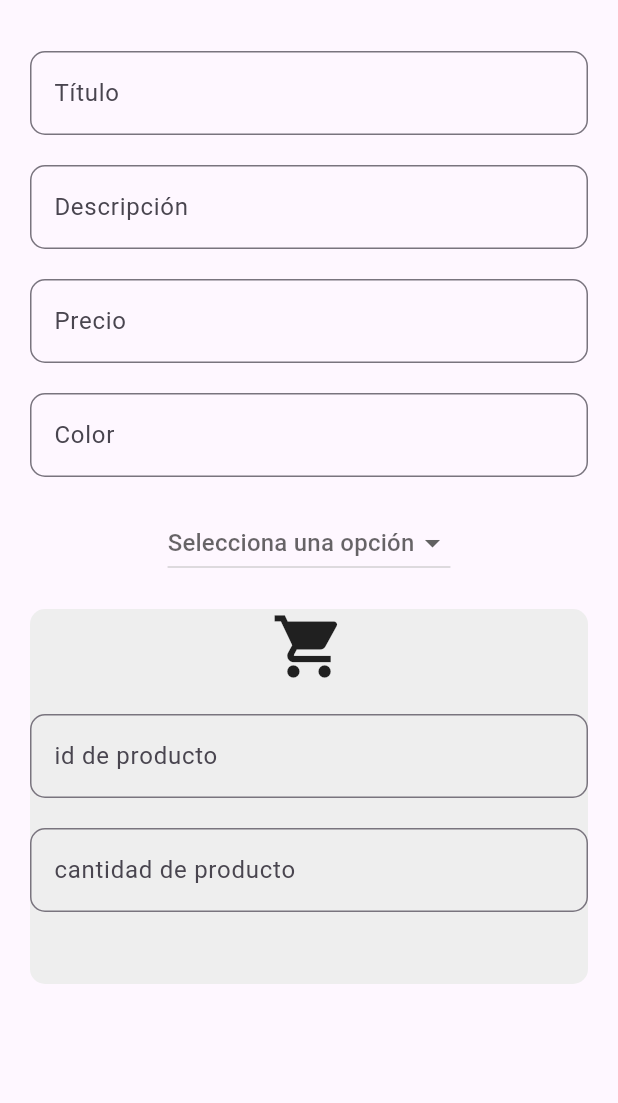
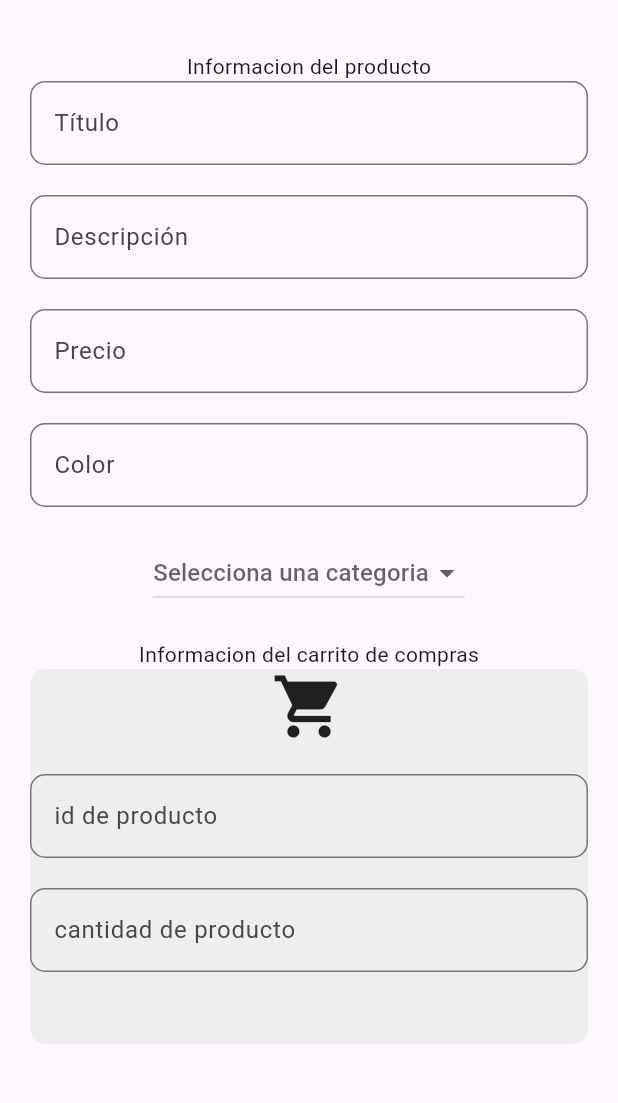
Before and after one commit to YordiColina/fake_store_package, a Flutter app: the screen it shows after launch, on a phone screen of 412 x 824 dp, the part 63-1166 px from its top. Run offline on Flutter 3.47's test engine with Material 3 defaults, Android fonts, the phone set to English and light mode, and no system bars; our stand-ins replace chopper, dartz, logger; generated files the repository leaves out were written again; network calls fail.

Commit message:
text details

```diff
--- a/example/lib/main.dart
+++ b/example/lib/main.dart
@@ -60,6 +60,7 @@ class _ExampleScreenState extends State<ExampleScreen> {
         padding: const EdgeInsets.only(left: 20, right: 20,top: 20),
         child: Column(
           children: [
+            Text("Informacion del producto"),
             // campos donde reflejamos la información del producto
           TextField(
             controller: _controllerTitle,
@@ -102,8 +103,9 @@ class _ExampleScreenState extends State<ExampleScreen> {
             ),
             const SizedBox(height: 20),
          // Dropdown para seleccionar una opción entre las categorias
+
           DropdownButton<String>(
-          hint: const Text('Selecciona una opción'),
+          hint: const Text('Selecciona una categoria'),
           value: _selectedOption,
           onChanged: (String? newValue) {
             setState(() {
@@ -118,7 +120,7 @@ class _ExampleScreenState extends State<ExampleScreen> {
           }).toList(),
         ),
             const SizedBox(height: 20),
-
+            Text("Informacion del carrito de compras"),
             Container(
               height: 250,
               width: double.infinity,
```
